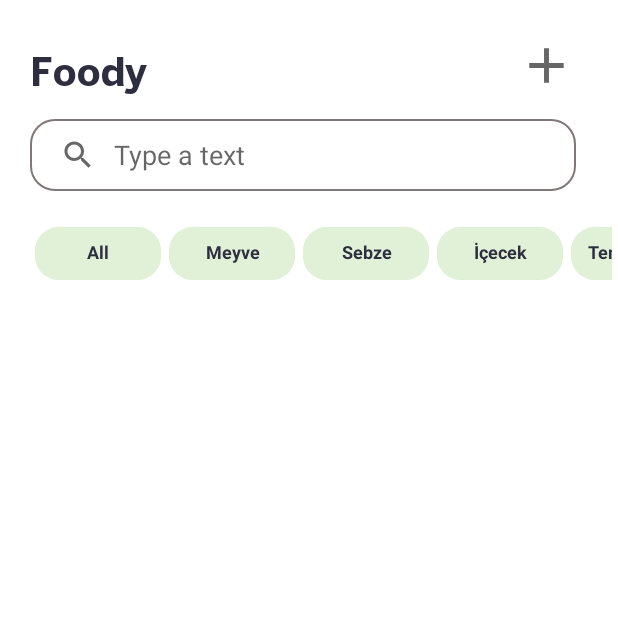
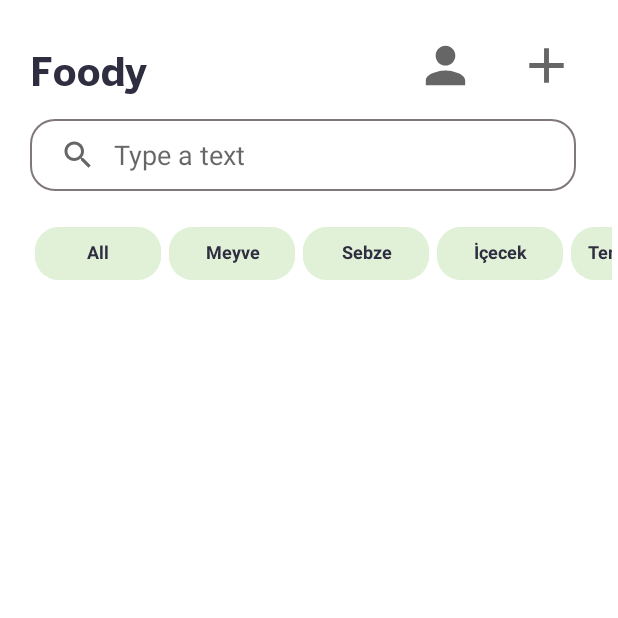
Before and after one commit to Hepsiburada-Mobil-Android-Bootcamp/Grup-E-Odev2, an Android app: the HomeFragment screen opened directly, with no data from a screen before it, on a phone screen of 412 x 824 dp, the top half of it. Run offline under Robolectric (Android 15) with nearby library versions, the phone set to English and light mode, and no system bars; our stand-ins replace sdp/ssp sizes.

Commit message:
Profile connected

```diff
--- a/app/src/main/java/com/android/market/ui/home/HomeFragment.kt
+++ b/app/src/main/java/com/android/market/ui/home/HomeFragment.kt
@@ -7,6 +7,7 @@ import android.view.View
 import android.view.ViewGroup
 import androidx.fragment.app.DialogFragment
 import androidx.fragment.app.Fragment
+import androidx.navigation.findNavController
 import com.android.market.R
 import com.android.market.data.Product
 import com.android.market.databinding.FragmentHomePageBinding
@@ -49,6 +50,9 @@ class HomeFragment:Fragment() {
                 "BottomSheetDialog"
             )
         }
+        binding.profileButton.setOnClickListener{
+            it.findNavController().navigate(R.id.action_homeFragment_to_profileFragment)
+        }
 
     }
 
--- /dev/null
+++ b/app/src/main/res/drawable/ic_baseline_person.xml
@@ -0,0 +1,10 @@
+<vector xmlns:android="http://schemas.android.com/apk/res/android"
+    android:width="24dp"
+    android:height="24dp"
+    android:viewportWidth="24"
+    android:viewportHeight="24"
+    android:tint="?attr/colorControlNormal">
+  <path
+      android:fillColor="@android:color/white"
+      android:pathData="M12,12c2.21,0 4,-1.79 4,-4s-1.79,-4 -4,-4 -4,1.79 -4,4 1.79,4 4,4zM12,14c-2.67,0 -8,1.34 -8,4v2h16v-2c0,-2.66 -5.33,-4 -8,-4z"/>
+</vector>
--- a/app/src/main/res/layout/fragment_home_page.xml
+++ b/app/src/main/res/layout/fragment_home_page.xml
@@ -23,9 +23,19 @@
             android:background="@drawable/ic_baseline_add_24"
             app:layout_constraintBottom_toBottomOf="@+id/textView2"
             app:layout_constraintEnd_toEndOf="parent"
-            app:layout_constraintTop_toTopOf="parent">
+            app:layout_constraintTop_toTopOf="parent"/>
 
-        </androidx.appcompat.widget.AppCompatButton>
+        <androidx.appcompat.widget.AppCompatButton
+            android:id="@+id/profileButton"
+            android:layout_width="@dimen/_30sdp"
+            android:layout_height="@dimen/_30sdp"
+            android:layout_marginTop="24dp"
+            android:layout_marginEnd="28dp"
+            android:background="@drawable/ic_baseline_person"
+            app:layout_constraintBottom_toBottomOf="@+id/textView2"
+            app:layout_constraintEnd_toStartOf="@id/addButton"
+            app:layout_constraintTop_toTopOf="parent"/>
+
 
         <TextView
             android:id="@+id/textView2"
--- a/app/src/main/res/navigation/nav_graph.xml
+++ b/app/src/main/res/navigation/nav_graph.xml
@@ -44,5 +44,12 @@
         <action
             android:id="@+id/action_homeFragment_to_detailFragment"
             app:destination="@id/detailFragment" />
+        <action
+            android:id="@+id/action_homeFragment_to_profileFragment"
+            app:destination="@id/profileFragment" />
     </fragment>
+    <fragment
+        android:id="@+id/profileFragment"
+        android:name="com.android.market.ui.fragments.ProfileFragment"
+        android:label="ProfileFragment" />
 </navigation>
```
